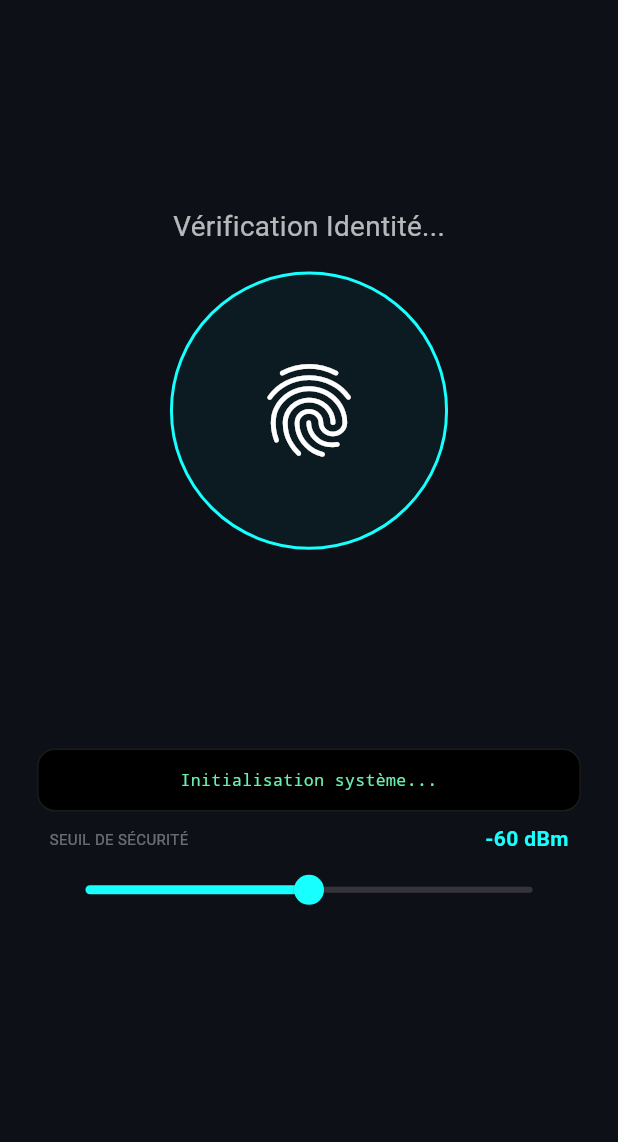
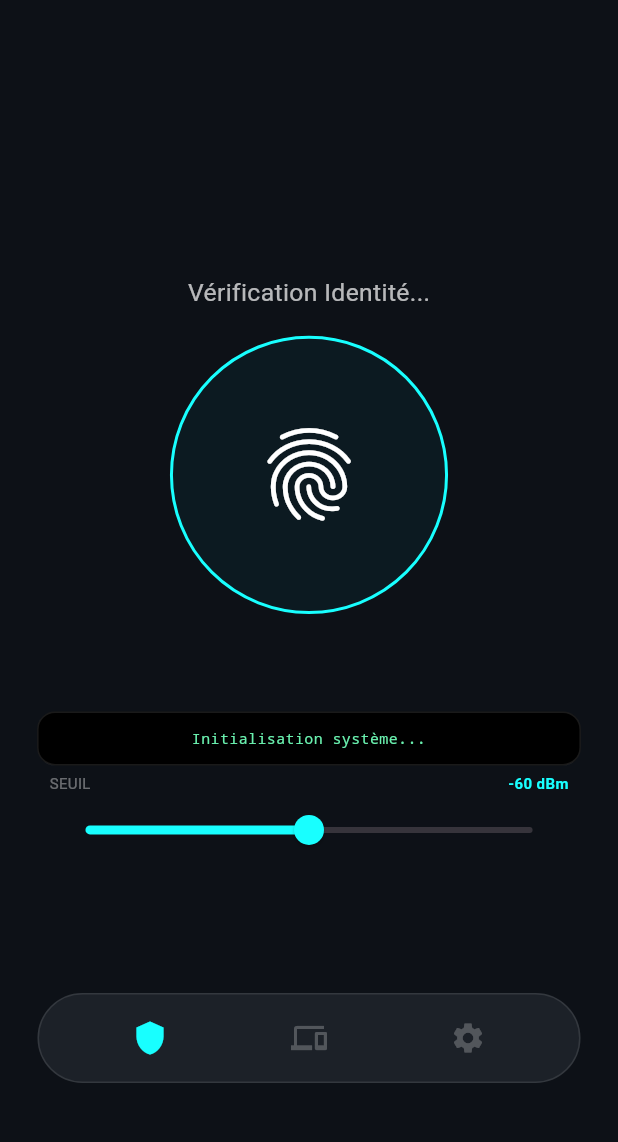
Before and after one commit to Pr1me000/AegisLock_mobile, a Flutter app: the screen it shows after launch, on a phone screen of 412 x 824 dp, the part 63-1205 px from its top. Run offline on Flutter 3.47's test engine with Material 3 defaults, Android fonts, the light colour scheme and no system bars; our stand-ins replace flutter_blue_plus, local_auth.

Commit message:
ui: integrate floating rounded navigation bar

```diff
--- a/lib/main.dart
+++ b/lib/main.dart
@@ -29,15 +29,14 @@ class Dashboard extends StatefulWidget {
 
 class _DashboardState extends State<Dashboard> {
   final LocalAuthentication auth = LocalAuthentication();
-
   bool _isAuthenticated = false;
   double _rssiLimit = -60.0;
   String _status = "Vérification Identité...";
   String _debugLog = "Initialisation système...";
+  int _selectedIndex = 0;
 
   List<int> _rssiHistory = [];
   final String _targetMac = "60:FF:9E:4A:C7:59";
-
   StreamSubscription<List<ScanResult>>? _scanSubscription;
 
   @override
@@ -118,13 +117,10 @@ class _DashboardState extends State<Dashboard> {
       ),
       body: Column(
         children: [
-          SizedBox(height: screenH * 0.15),
+          const Spacer(flex: 2),
 
-          // --- GROUPE HAUT : STATUT + BOUTON ---
-          Text(_status, style: TextStyle(fontSize: screenW * 0.045, color: Colors.white70)),
-
+          Text(_status, style: TextStyle(fontSize: screenW * 0.04, color: Colors.white70)),
           SizedBox(height: screenH * 0.02),
-
           Center(
             child: GestureDetector(
               onTap: _checkBiometrics,
@@ -149,15 +145,12 @@ class _DashboardState extends State<Dashboard> {
             ),
           ),
 
-          // --- LE RESSORT ---
-          // Il pousse tout ce qui suit vers le bas de l'écran
-          const Spacer(),
+          const SizedBox(height: 60),
 
-          // --- GROUPE BAS : DEBUG + SEUIL ---
           Container(
             width: double.infinity,
-            padding: const EdgeInsets.all(12),
-            margin: EdgeInsets.symmetric(horizontal: screenW * 0.06, vertical: screenH * 0.01),
+            padding: const EdgeInsets.all(10),
+            margin: EdgeInsets.symmetric(horizontal: screenW * 0.06, vertical: 5),
             decoration: BoxDecoration(
               color: Colors.black,
               borderRadius: BorderRadius.circular(12),
@@ -166,7 +159,7 @@ class _DashboardState extends State<Dashboard> {
             child: Text(
               _debugLog,
               textAlign: TextAlign.center,
-              style: const TextStyle(fontFamily: 'monospace', color: Colors.greenAccent, fontSize: 11),
+              style: const TextStyle(fontFamily: 'monospace', color: Colors.greenAccent, fontSize: 10),
             ),
           ),
 
@@ -177,8 +170,8 @@ class _DashboardState extends State<Dashboard> {
                 Row(
                   mainAxisAlignment: MainAxisAlignment.spaceBetween,
                   children: [
-                    const Text("SEUIL DE SÉCURITÉ", style: TextStyle(color: Colors.white38, fontSize: 10)),
-                    Text("${_rssiLimit.toInt()} dBm", style: const TextStyle(color: Colors.cyanAccent, fontWeight: FontWeight.bold)),
+                    const Text("SEUIL", style: TextStyle(color: Colors.white38, fontSize: 10)),
+                    Text("${_rssiLimit.toInt()} dBm", style: const TextStyle(color: Colors.cyanAccent, fontWeight: FontWeight.bold, fontSize: 10)),
                   ],
                 ),
                 Slider(
@@ -191,8 +184,42 @@ class _DashboardState extends State<Dashboard> {
             ),
           ),
 
-          SizedBox(height: screenH * 0.2), // Espace de sécurité en bas
+          const Spacer(flex: 1),
         ],
+      ),
+
+      bottomNavigationBar: Container(
+        height: 60,
+        margin: const EdgeInsets.fromLTRB(25, 0, 25, 60),
+        decoration: BoxDecoration(
+          color: const Color(0xFF1C2128),
+          borderRadius: BorderRadius.circular(30),
+          border: Border.all(color: Colors.white10),
+        ),
+        child: Row(
+          mainAxisAlignment: MainAxisAlignment.spaceEvenly,
+          children: [
+            _navItem(Icons.shield, 0),
+            _navItem(Icons.devices, 1),
+            _navItem(Icons.settings, 2),
+          ],
+        ),
+      ),
+    );
+  }
+
+  Widget _navItem(IconData icon, int index) {
+    bool isSelected = _selectedIndex == index;
+    return GestureDetector(
+      onTap: () => setState(() => _selectedIndex = index),
+      child: Container(
+        padding: const EdgeInsets.symmetric(horizontal: 20, vertical: 10),
+        color: Colors.transparent,
+        child: Icon(
+          icon,
+          color: isSelected ? Colors.cyanAccent : Colors.white24,
+          size: 24,
+        ),
       ),
     );
   }
```
